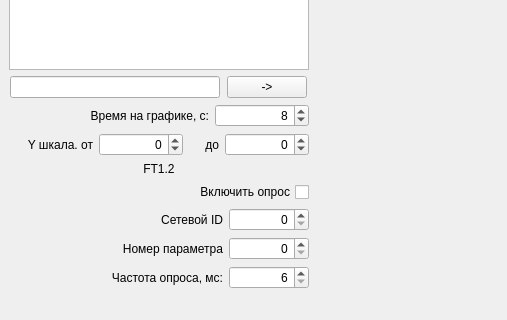
Before: the Qt Designer form mainwindow.ui in kuzia99/COM_term, drawn with Qt 5; both pictures show x 0 to 507 and y 214 to 534 of the 717 by 534 pixel window.
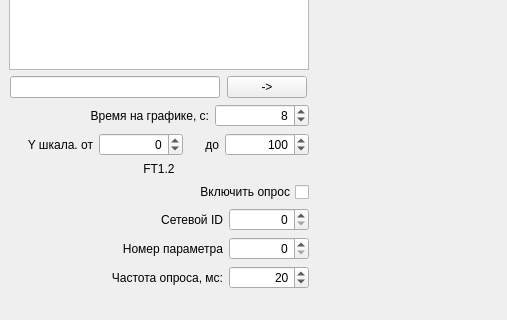
After: the same form once the commit is applied. Custom widgets are drawn as their Qt base class.

Patch:
```diff
--- a/mainwindow.ui
+++ b/mainwindow.ui
@@ -333,6 +333,9 @@
           <property name="maximum">
            <number>9999</number>
           </property>
+          <property name="value">
+           <number>100</number>
+          </property>
          </widget>
         </item>
        </layout>
@@ -460,11 +463,14 @@
            <set>Qt::AlignRight|Qt::AlignTrailing|Qt::AlignVCenter</set>
           </property>
           <property name="minimum">
-           <number>6</number>
+           <number>1</number>
           </property>
           <property name="maximum">
            <number>100000</number>
           </property>
+          <property name="value">
+           <number>20</number>
+          </property>
          </widget>
         </item>
        </layout>
```
Left out of the diff: 3 changed lines with no effect on the pictures.
